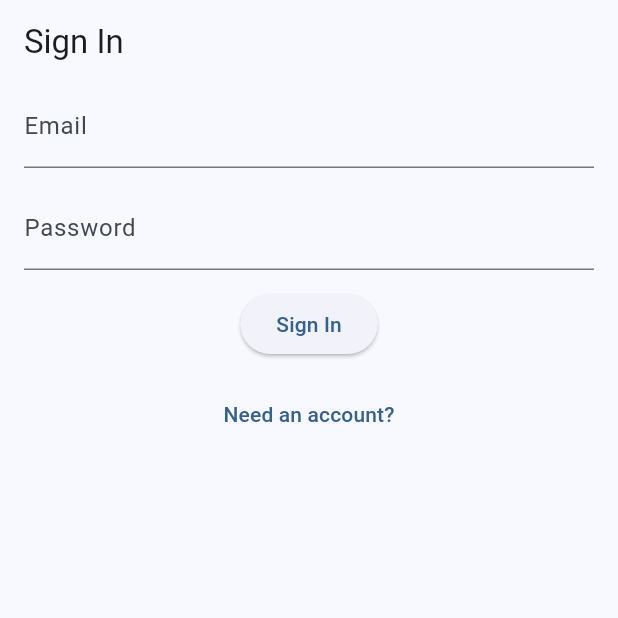
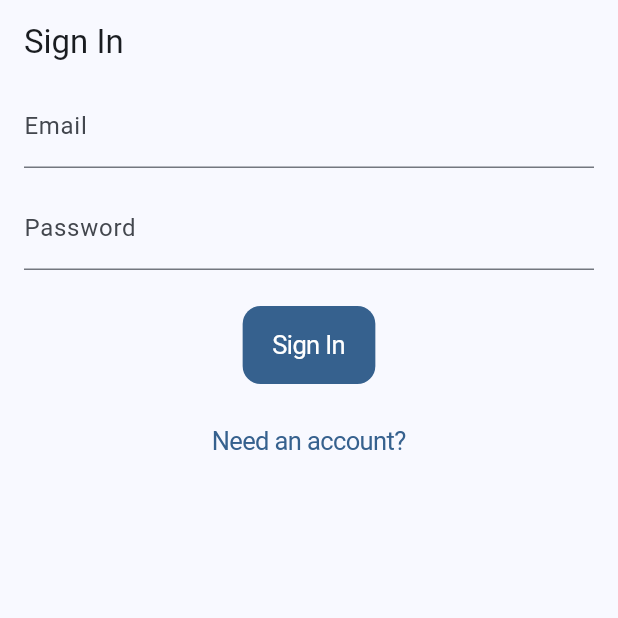
Before and after one commit to guillermoSb/UVG_todo_app_testing, a Flutter app: the screen it shows after launch, on a phone screen of 412 x 824 dp, the top half of it. Run offline on Flutter 3.47's test engine with Material 3 defaults, Android fonts, the phone set to English and light mode, and no system bars; our stand-ins replace flutter_riverpod, riverpod_annotation; generated files the repository leaves out were written again.

```diff
--- a/lib/main.dart
+++ b/lib/main.dart
@@ -1,4 +1,5 @@
 import 'package:flutter/material.dart';
+import 'package:flutter_riverpod/flutter_riverpod.dart';
 import 'package:todo_app/src/features/authentication/presentation/sign_in/sign_in_screen.dart';
 
 void main() {
@@ -11,13 +12,15 @@ class MyApp extends StatelessWidget {
   // This widget is the root of your application.
   @override
   Widget build(BuildContext context) {
-    return MaterialApp(
-      title: 'Flutter Demo',
-      theme: ThemeData(
-        colorScheme: ColorScheme.fromSeed(seedColor: Colors.blue),
-        useMaterial3: true,
+    return ProviderScope(
+      child: MaterialApp(
+        title: 'Flutter Demo',
+        theme: ThemeData(
+          colorScheme: ColorScheme.fromSeed(seedColor: Colors.blue),
+          useMaterial3: true,
+        ),
+        home: const SignInScreen(),
       ),
-      home: const SignInScreen(),
     );
   }
 }
--- a/lib/src/features/authentication/presentation/sign_in/sign_in_screen.dart
+++ b/lib/src/features/authentication/presentation/sign_in/sign_in_screen.dart
@@ -1,9 +1,11 @@
+import 'package:flutter/cupertino.dart';
 import 'package:flutter/material.dart';
 import 'package:todo_app/src/constants/app_sizes.dart';
 import 'package:todo_app/src/features/authentication/presentation/sign_in/auth_form_type.dart';
 import 'package:todo_app/src/features/authentication/presentation/sign_in/auth_form_validators.dart';
 import 'package:flutter_riverpod/flutter_riverpod.dart';
 import 'package:todo_app/src/features/authentication/presentation/sign_in/sign_in_screen_controller.dart';
+import 'package:todo_app/src/utils/async_ui.dart';
 
 /// User Sign In Screen.
 class SignInScreen extends StatelessWidget {
@@ -50,6 +52,9 @@ class _AuthenticationFormState extends ConsumerState<AuthenticationForm>
 
   @override
   Widget build(BuildContext context) {
+    ref.listen(signInScreenControllerProvider,
+        (_, state) => state.showAlertDialogOnError(context));
+
     return Padding(
       padding: const EdgeInsets.symmetric(horizontal: Sizes.p16),
       child: Form(
@@ -75,8 +80,8 @@ class _AuthenticationFormState extends ConsumerState<AuthenticationForm>
               validator: (value) =>
                   _submitted ? passwordErrorText(value ?? '') : null,
             ),
-            gapH12,
-            ElevatedButton(
+            gapH24,
+            CupertinoButton.filled(
               key: AuthenticationForm.buttonKey,
               onPressed: () async {
                 setState(() => _submitted = true);
@@ -94,7 +99,7 @@ class _AuthenticationFormState extends ConsumerState<AuthenticationForm>
               child: Text(_authFormType.title),
             ),
             gapH12,
-            TextButton(
+            CupertinoButton(
               onPressed: () {
                 setState(() {
                   _authFormType = _authFormType.opposite;
```
Also changed, not shown: lib/src/exceptions/exceptions.dart (added, +10 -0 lines), lib/src/utils/alert_dialogs.dart (added, +24 -0 lines), lib/src/utils/async_ui.dart (added, +23 -0 lines).
